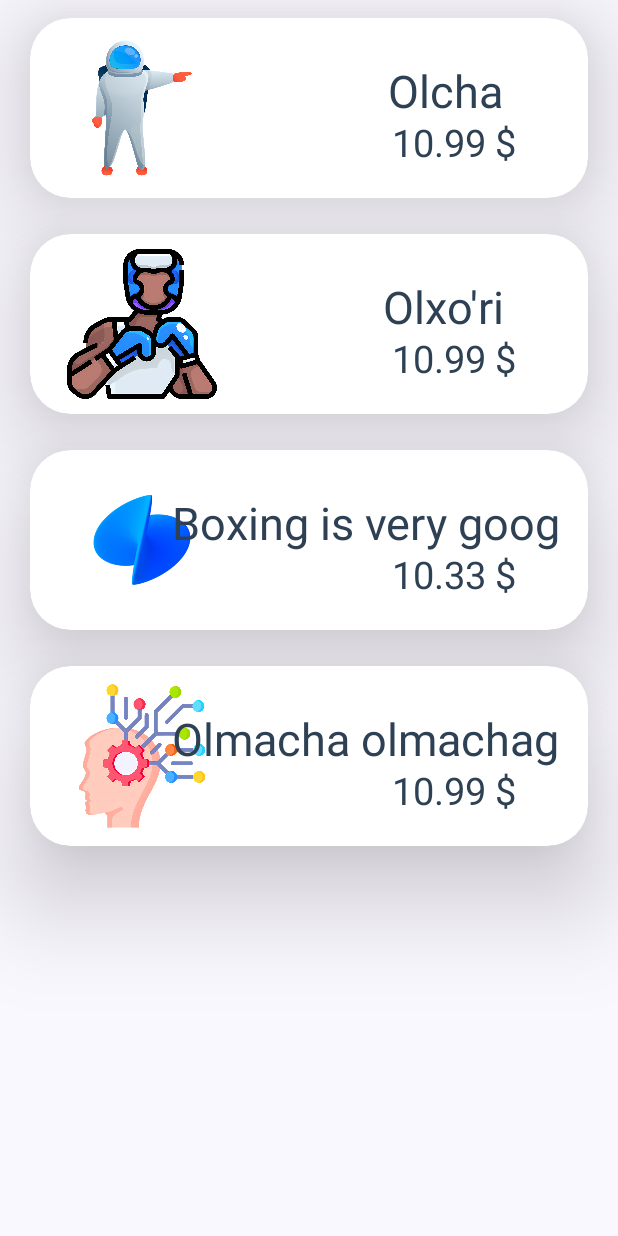
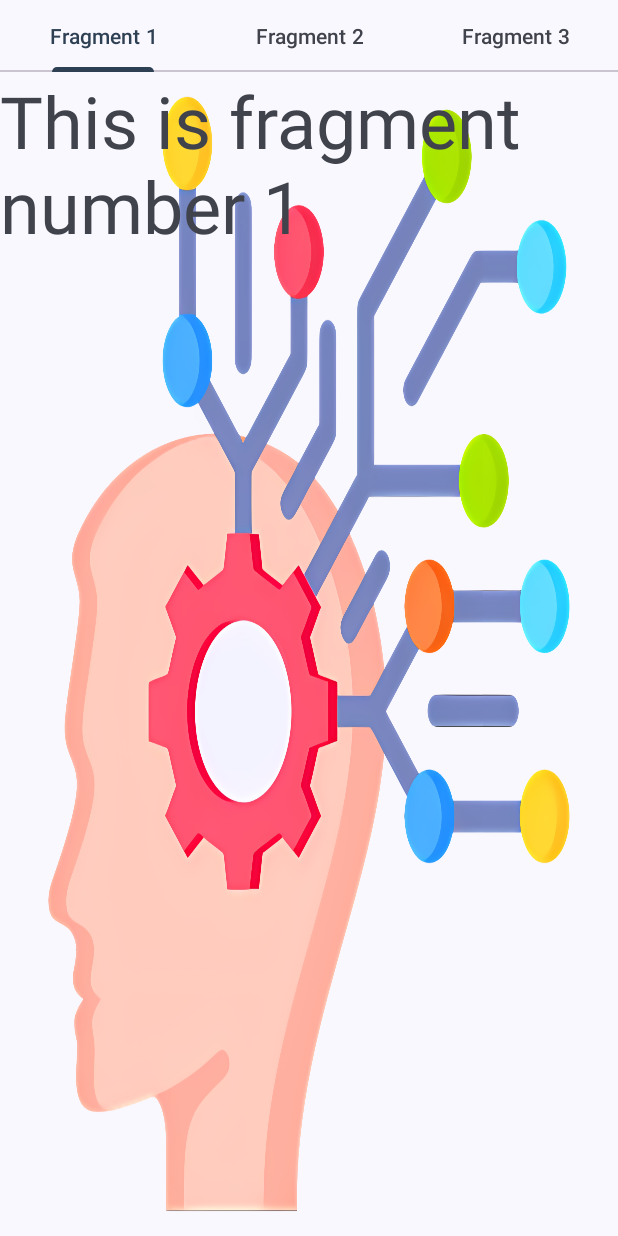
Before and after one commit to otabek05/android_java, an Android app: the screen it shows after launch (MainActivity), on a phone screen of 412 x 824 dp. Run offline under Robolectric (Android 15) with nearby library versions, the phone set to English and light mode, and no system bars.

Commit message:
Fragment has been added

```diff
--- a/app/build.gradle.kts
+++ b/app/build.gradle.kts
@@ -39,10 +39,14 @@ dependencies {
     implementation("com.google.android.material:material:1.8.0")
     implementation("androidx.recyclerview:recyclerview:1.2.1")  // RecyclerView dependency
     implementation("androidx.cardview:cardview:1.0.0")
+    implementation("androidx.viewpager2:viewpager2:1.1.0")
     implementation(libs.appcompat)
     implementation(libs.material)
     implementation(libs.activity)
     implementation(libs.constraintlayout)
+    implementation(libs.annotation)
+    implementation(libs.lifecycle.livedata.ktx)
+    implementation(libs.lifecycle.viewmodel.ktx)
     testImplementation(libs.junit)
     androidTestImplementation(libs.ext.junit)
     androidTestImplementation(libs.espresso.core)
--- /dev/null
+++ b/app/src/main/java/com/daeryuk/fsapp/Fragment2.java
@@ -0,0 +1,26 @@
+package com.daeryuk.fsapp;
+
+import android.os.Bundle;
+
+import androidx.fragment.app.Fragment;
+
+import android.view.LayoutInflater;
+import android.view.View;
+import android.view.ViewGroup;
+
+
+public class Fragment2 extends Fragment {
+
+
+
+    public Fragment2 () {
+
+    }
+
+    @Override
+    public View onCreateView(LayoutInflater inflater, ViewGroup container,
+                             Bundle savedInstanceState) {
+        // Inflate the layout for this fragment
+        return inflater.inflate(R.layout.fragment_2, container, false);
+    }
+}
--- /dev/null
+++ b/app/src/main/java/com/daeryuk/fsapp/Frangment1.java
@@ -0,0 +1,36 @@
+package com.daeryuk.fsapp;
+
+import android.os.Bundle;
+
+import androidx.fragment.app.Fragment;
+
+import android.view.LayoutInflater;
+import android.view.View;
+import android.view.ViewGroup;
+
+/**
+ * A simple {@link Fragment} subclass.
+ * Use the {@link Frangment1#newInstance} factory method to
+ * create an instance of this fragment.
+ */
+public class Frangment1 extends Fragment {
+
+
+    public Frangment1() {
+        // Required empty public constructor
+    }
+
+    @Override
+    public void onCreate(Bundle savedInstanceState) {
+        super.onCreate(savedInstanceState);
+        if (getArguments() != null) {
+
+        }
+    }
+
+    @Override
+    public View onCreateView(LayoutInflater inflater, ViewGroup container, Bundle savedInstanceState)
+    {
+        return inflater.inflate(R.layout.fragment_frangment1, container, false);
+    }
+}
--- a/app/src/main/java/com/daeryuk/fsapp/MainActivity.java
+++ b/app/src/main/java/com/daeryuk/fsapp/MainActivity.java
@@ -1,61 +1,45 @@
 package com.daeryuk.fsapp;
 
 import android.content.Intent;
-import android.net.Uri;
 import android.os.Bundle;
 
-import android.os.Handler;
-import android.provider.MediaStore;
 import android.view.Menu;
 import android.view.MenuItem;
 import android.view.View;
-import android.widget.ArrayAdapter;
-import android.widget.Button;
-import android.widget.CheckBox;
-import android.widget.CompoundButton;
-import android.widget.DatePicker;
-import android.widget.GridView;
-import android.widget.ProgressBar;
-import android.widget.TextView;
-import android.widget.Toast;
-
-
 import androidx.annotation.NonNull;
 import androidx.appcompat.app.AppCompatActivity;
-import androidx.recyclerview.widget.LinearLayoutManager;
-import androidx.recyclerview.widget.RecyclerView;
-
-import com.daeryuk.fsapp.adapters.MyRecycleViewAdapter;
-import com.daeryuk.fsapp.adapters.ProductRecycleAdapter;
-import com.daeryuk.fsapp.models.Country;
-import com.daeryuk.fsapp.models.Product;
+import androidx.viewpager2.widget.ViewPager2;
+import com.daeryuk.fsapp.adapters.MyViewPageAdapter;
 import com.daeryuk.fsapp.repo.ItemClickListener;
-
-import java.util.ArrayList;
-import java.util.Arrays;
-import java.util.List;
+import com.google.android.material.tabs.TabLayout;
+import com.google.android.material.tabs.TabLayoutMediator;
 
 
 public class MainActivity extends AppCompatActivity  implements ItemClickListener {
-
-    List<Country> countryList = new ArrayList<>();
-    List<Product> products = new ArrayList<>();
 
     @Override
     protected void onCreate(Bundle savedInstanceState) {
         super.onCreate(savedInstanceState);
         setContentView(R.layout.activity_main);
-        RecyclerView recyclerView = findViewById(R.id.recycler_view);
-        LinearLayoutManager layoutManager = new LinearLayoutManager(this);
 
-        products.add(new Product("Olcha", R.drawable.ass, 10.99));
-        products.add(new Product("Olxo'ri", R.drawable.box, 10.99));
-        products.add(new Product("Boxing is very goog", R.drawable.toss, 10.33));
-        products.add(new Product("Olmacha olmachag", R.drawable.brain, 10.99));
+        TabLayout tabs =  findViewById(R.id.tabs);
+        ViewPager2 viewPager2 = findViewById(R.id.viewpager);
+        MyViewPageAdapter adapter = new MyViewPageAdapter(getSupportFragmentManager(), getLifecycle());
 
-       ProductRecycleAdapter adapter = new ProductRecycleAdapter(products);
-       recyclerView.setLayoutManager(layoutManager);
-       recyclerView.setAdapter(adapter);
+        adapter.addFragment(new Frangment1());
+        adapter.addFragment(new Fragment2());
+        adapter.addFragment(new Tab3());
+
+        viewPager2.setOrientation(ViewPager2.ORIENTATION_HORIZONTAL);
+
+        viewPager2.setAdapter(adapter);
+
+        new TabLayoutMediator(tabs, viewPager2, new TabLayoutMediator.TabConfigurationStrategy() {
+            @Override
+            public void onConfigureTab(@NonNull TabLayout.Tab tab, int position) {
+                tab.setText("Fragment " + (position +1));
+            }
+        }).attach();
 
     }
 
@@ -69,13 +53,10 @@ public class MainActivity extends AppCompatActivity  implements ItemClickListene
     public boolean onOptionsItemSelected(@NonNull MenuItem item) {
         int itemId = item.getItemId(); // Correct variable name (changed from 'ItemId' to 'itemId')
 
-
         if (itemId == R.id.action_search) {
-            // Handle search action (navigate to a new activity or show search UI)
             Intent searchIntent = new Intent(this, Second.class); // Second is your search activity
             startActivity(searchIntent);
         } else if (itemId == R.id.action_home) {
-            // Handle home action (navigate to the main/home activity)
             Intent homeIntent = new Intent(this, ScrollingActivity.class); // MainActivity is your home activity
             homeIntent.setFlags(Intent.FLAG_ACTIVITY_CLEAR_TOP); // Clears the activity stack
             startActivity(homeIntent);
@@ -91,6 +72,6 @@ public class MainActivity extends AppCompatActivity  implements ItemClickListene
 
     @Override
     public void onClick(View v, int position) {
-        Toast.makeText(this, "You choose" + countryList.get(position).getName(), Toast.LENGTH_SHORT).show();
+      //  Toast.makeText(this, "You choose" + countryList.get(position).getName(), Toast.LENGTH_SHORT).show();
     }
 }
--- /dev/null
+++ b/app/src/main/java/com/daeryuk/fsapp/Tab3.java
@@ -0,0 +1,64 @@
+package com.daeryuk.fsapp;
+
+import android.os.Bundle;
+
+import androidx.fragment.app.Fragment;
+
+import android.view.LayoutInflater;
+import android.view.View;
+import android.view.ViewGroup;
+
+/**
+ * A simple {@link Fragment} subclass.
+ * Use the {@link Tab3#newInstance} factory method to
+ * create an instance of this fragment.
+ */
+public class Tab3 extends Fragment {
+
+    // TODO: Rename parameter arguments, choose names that match
+    // the fragment initialization parameters, e.g. ARG_ITEM_NUMBER
+    private static final String ARG_PARAM1 = "param1";
+    private static final String ARG_PARAM2 = "param2";
+
+    // TODO: Rename and change types of parameters
+    private String mParam1;
+    private String mParam2;
+
+    public Tab3() {
+        // Required empty public constructor
+    }
+
+    /**
+     * Use this factory method to create a new instance of
+     * this fragment using the provided parameters.
+     *
+     * @param param1 Parameter 1.
+     * @param param2 Parameter 2.
+     * @return A new instance of fragment Tab3.
+     */
+    // TODO: Rename and change types and number of parameters
+    public static Tab3 newInstance(String param1, String param2) {
+        Tab3 fragment = new Tab3();
+        Bundle args = new Bundle();
+        args.putString(ARG_PARAM1, param1);
+        args.putString(ARG_PARAM2, param2);
+        fragment.setArguments(args);
+        return fragment;
+    }
+
+    @Override
+    public void onCreate(Bundle savedInstanceState) {
+        super.onCreate(savedInstanceState);
+        if (getArguments() != null) {
+            mParam1 = getArguments().getString(ARG_PARAM1);
+            mParam2 = getArguments().getString(ARG_PARAM2);
+        }
+    }
+
+    @Override
+    public View onCreateView(LayoutInflater inflater, ViewGroup container,
+                             Bundle savedInstanceState) {
+        // Inflate the layout for this fragment
+        return inflater.inflate(R.layout.fragment_tab3, container, false);
+    }
+}
--- /dev/null
+++ b/app/src/main/java/com/daeryuk/fsapp/adapters/MyViewPageAdapter.java
@@ -0,0 +1,44 @@
+package com.daeryuk.fsapp.adapters;
+
+import androidx.annotation.NonNull;
+import androidx.fragment.app.Fragment;
+import androidx.fragment.app.FragmentActivity;
+import androidx.fragment.app.FragmentManager;
+import androidx.lifecycle.Lifecycle;
+import androidx.viewpager2.adapter.FragmentStateAdapter;
+
+import java.util.ArrayList;
+
+public class MyViewPageAdapter extends FragmentStateAdapter {
+
+    private ArrayList<Fragment> fragments = new ArrayList<>();
+
+    public MyViewPageAdapter(@NonNull FragmentActivity fragmentActivity) {
+        super(fragmentActivity);
+    }
+
+    public MyViewPageAdapter(@NonNull Fragment fragment) {
+        super(fragment);
+    }
+
+    public MyViewPageAdapter(@NonNull FragmentManager fragmentManager, @NonNull Lifecycle lifecycle) {
+        super(fragmentManager, lifecycle);
+
+    }
+
+    public void addFragment(Fragment fragment) {
+        fragments.add(fragment);
+    }
+
+
+    @NonNull
+    @Override
+    public Fragment createFragment(int position) {
+        return fragments.get(position);
+    }
+
+    @Override
+    public int getItemCount() {
+        return fragments.size();
+    }
+}
--- a/app/src/main/res/layout/activity_main.xml
+++ b/app/src/main/res/layout/activity_main.xml
@@ -1,10 +1,27 @@
 <?xml version="1.0" encoding="utf-8"?>
-<RelativeLayout xmlns:android="http://schemas.android.com/apk/res/android"
+<androidx.constraintlayout.widget.ConstraintLayout xmlns:android="http://schemas.android.com/apk/res/android"
+    xmlns:tools="http://schemas.android.com/tools"
     android:layout_width="match_parent"
-    android:layout_height="match_parent">
+    android:layout_height="match_parent"
+    xmlns:app="http://schemas.android.com/apk/res-auto">
 
-    <androidx.recyclerview.widget.RecyclerView
-        android:id="@+id/recycler_view"
+    <!-- TabLayout for Tab Indicators -->
+    <com.google.android.material.tabs.TabLayout
+        android:id="@+id/tabs"
         android:layout_width="match_parent"
-        android:layout_height="match_parent" />
-</RelativeLayout>
+        android:layout_height="wrap_content"
+        app:layout_constraintTop_toTopOf="parent"
+        app:layout_constraintStart_toStartOf="parent"
+        app:layout_constraintEnd_toEndOf="parent"/>
+
+    <!-- ViewPager2 for Swiping Content, placed below the TabLayout -->
+    <androidx.viewpager2.widget.ViewPager2
+        android:id="@+id/viewpager"
+        android:layout_width="match_parent"
+        android:layout_height="0dp"
+    app:layout_constraintTop_toBottomOf="@id/tabs"
+    app:layout_constraintBottom_toBottomOf="parent"
+    app:layout_constraintStart_toStartOf="parent"
+    app:layout_constraintEnd_toEndOf="parent"/>
+
+</androidx.constraintlayout.widget.ConstraintLayout>
--- /dev/null
+++ b/app/src/main/res/layout/fragment_frangment1.xml
@@ -0,0 +1,16 @@
+<?xml version="1.0" encoding="utf-8"?>
+<FrameLayout xmlns:android="http://schemas.android.com/apk/res/android"
+    xmlns:tools="http://schemas.android.com/tools"
+    android:layout_width="match_parent"
+    android:layout_height="match_parent"
+    android:background="@drawable/brain"
+    tools:context=".Frangment1">
+
+    <!-- TODO: Update blank fragment layout -->
+    <TextView
+        android:layout_width="match_parent"
+        android:layout_height="match_parent"
+        android:textSize="48sp"
+        android:text="This is fragment number 1 " />
+
+</FrameLayout>
--- a/app/src/main/res/values/dimens.xml
+++ b/app/src/main/res/values/dimens.xml
@@ -2,4 +2,7 @@
     <dimen name="app_bar_height">180dp</dimen>
     <dimen name="fab_margin">16dp</dimen>
     <dimen name="text_margin">16dp</dimen>
+    <!-- Default screen margins, per the Android Design guidelines. -->
+    <dimen name="fragment_horizontal_margin">16dp</dimen>
+    <dimen name="fragment_vertical_margin">16dp</dimen>
 </resources>
--- a/gradle/libs.versions.toml
+++ b/gradle/libs.versions.toml
@@ -7,6 +7,9 @@ appcompat = "1.7.0"
 material = "1.12.0"
 activity = "1.9.3"
 constraintlayout = "2.2.0"
+annotation = "1.6.0"
+lifecycleLivedataKtx = "2.8.7"
+lifecycleViewmodelKtx = "2.8.7"
 
 [libraries]
 junit = { group = "junit", name = "junit", version.ref = "junit" }
@@ -16,6 +19,9 @@ appcompat = { group = "androidx.appcompat", name = "appcompat", version.ref = "a
 material = { group = "com.google.android.material", name = "material", version.ref = "material" }
 activity = { group = "androidx.activity", name = "activity", version.ref = "activity" }
 constraintlayout = { group = "androidx.constraintlayout", name = "constraintlayout", version.ref = "constraintlayout" }
+annotation = { group = "androidx.annotation", name = "annotation", version.ref = "annotation" }
+lifecycle-livedata-ktx = { group = "androidx.lifecycle", name = "lifecycle-livedata-ktx", version.ref = "lifecycleLivedataKtx" }
+lifecycle-viewmodel-ktx = { group = "androidx.lifecycle", name = "lifecycle-viewmodel-ktx", version.ref = "lifecycleViewmodelKtx" }
 
 [plugins]
 android-application = { id = "com.android.application", version.ref = "agp" }
```
Also changed, not shown: app/src/main/java/com/daeryuk/fsapp/data/LoginDataSource.java (added, +29 -0 lines), app/src/main/java/com/daeryuk/fsapp/data/LoginRepository.java (added, +54 -0 lines), app/src/main/java/com/daeryuk/fsapp/data/Result.java (added, +48 -0 lines), app/src/main/java/com/daeryuk/fsapp/data/model/LoggedInUser.java (added, +23 -0 lines), app/src/main/res/layout/fragment_2.xml (added, +16 -0 lines), app/src/main/res/layout/fragment_tab3.xml (added, +20 -0 lines), app/src/main/res/values/strings.xml (+11 -0 lines).
